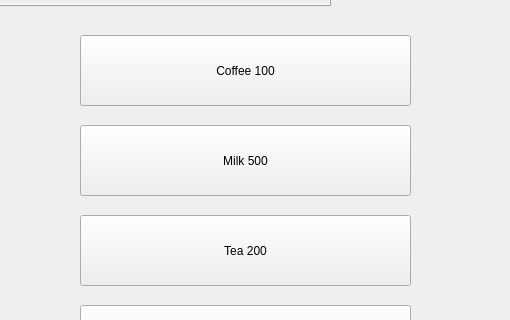
The window that widget.ui (shseohn/vending-machine) describes before a commit, drawn with Qt 5; both pictures show x 290 to 800 and y 175 to 495 of the 800 by 600 pixel window.
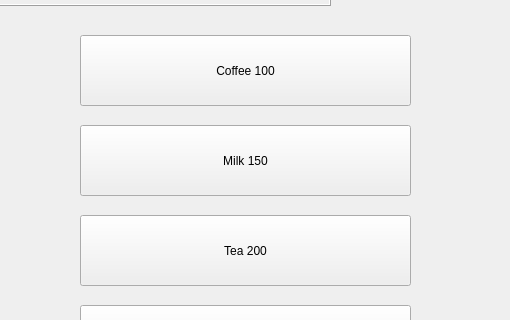
The same window after the commit.

Diff of the .ui file:
```diff
--- a/widget.ui
+++ b/widget.ui
@@ -98,7 +98,7 @@
     </rect>
    </property>
    <property name="text">
-    <string>Milk 500</string>
+    <string>Milk 150</string>
    </property>
   </widget>
   <widget class="QPushButton" name="pbTea">
```
